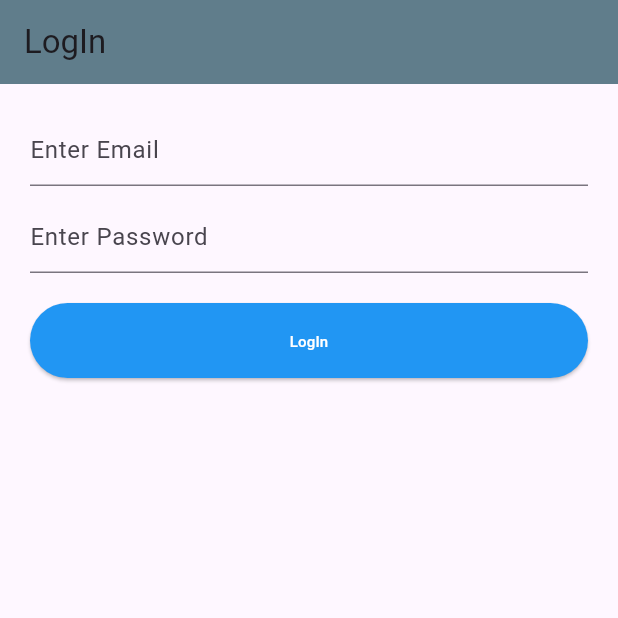
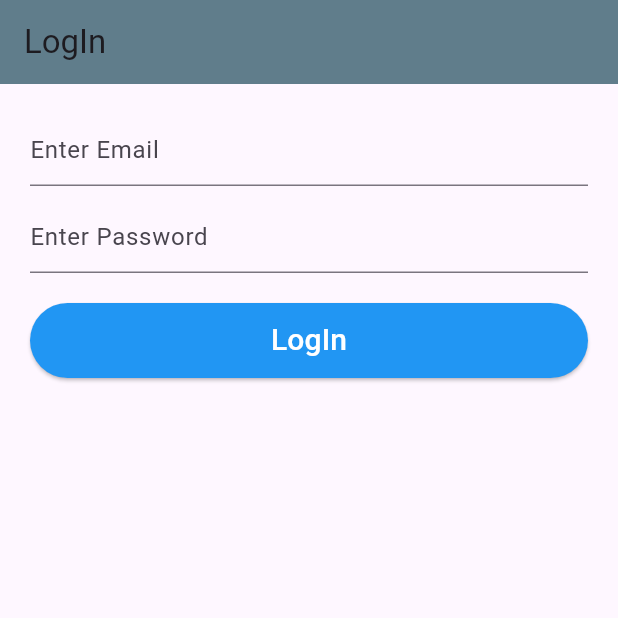
Before and after one commit to NomanNayeem5516/-Weather-App-using-Clean-Architecture, a Flutter app: the screen it shows after launch, on a phone screen of 412 x 824 dp, the top half of it. Run offline on Flutter 3.47's test engine with Material 3 defaults, Android fonts, the phone set to English and light mode, and no system bars; our stand-ins replace dio.

Commit message:
creating dio helper and injection_conteiner

```diff
--- a/lib/components/common_button.dart
+++ b/lib/components/common_button.dart
@@ -7,7 +7,8 @@ import '../helper/string_helper.dart';
 
 class CommonButton extends StatelessWidget {
   final VoidCallback onPress;
-  const CommonButton({super.key, required this.onPress});
+  final Widget child;
+  const CommonButton({super.key, required this.onPress, required this.child});
 
   @override
   Widget build(BuildContext context) {
@@ -22,7 +23,7 @@ class CommonButton extends StatelessWidget {
           StringHelper.logIn,
           style: TextStyle(
               color: ColorsHelper.whiteColor,
-              fontSize: FontHelper.dimensn_10),
+              fontSize: FontHelper.dimensn_20),
         ),
       ),
     );
--- a/lib/screens/authScreens/login_screen.dart
+++ b/lib/screens/authScreens/login_screen.dart
@@ -1,4 +1,5 @@
 import 'package:flutter/material.dart';
+import 'package:weather_app_eith_clean_arc/components/common_button.dart';
 import 'package:weather_app_eith_clean_arc/helper/colors_helper.dart';
 import 'package:weather_app_eith_clean_arc/helper/dimensn_helper.dart';
 import 'package:weather_app_eith_clean_arc/helper/font_helper.dart';
@@ -44,18 +45,13 @@ class _LoginScreenState extends State<LoginScreen> {
             const SizedBox(
               height: DimensnHelper.dimensn_20,
             ),
-            SizedBox(
-              height: DimensnHelper.dimensn_50,
-              width: double.infinity,
-              child: ElevatedButton(
-                onPressed: () {},
-                style: ElevatedButton.styleFrom(
-                    backgroundColor: ColorsHelper.blueColor),
-                child: const Text(
-                  StringHelper.logIn,
-                  style: TextStyle(
-                      color: ColorsHelper.whiteColor,
-                      fontSize: FontHelper.dimensn_10),
+            CommonButton(
+              onPress: () {},
+              child: const Text(
+                StringHelper.logIn,
+                style: TextStyle(
+                    color: ColorsHelper.whiteColor,
+                    fontSize: FontHelper.dimensn_20
                 ),
               ),
             )
```
Also changed, not shown: lib/networkManager/dio_helper.dart (added, +30 -0 lines), lib/networkManager/injection_container.dart (added, +30 -0 lines), lib/networkManager/repository.dart (added, +7 -0 lines).
